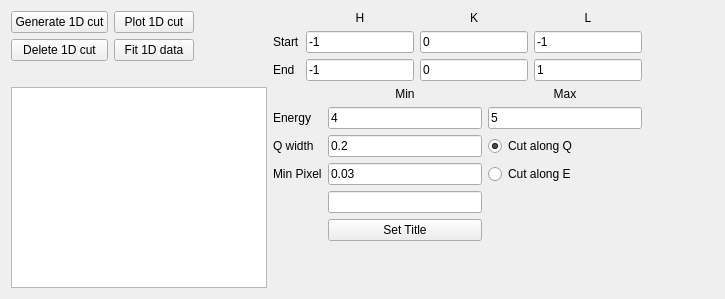
Old version of the form src/main/resources/base/Views/Cut1D_new.ui in the repository MJOLNIRPackage/MJOLNIR-GUI.
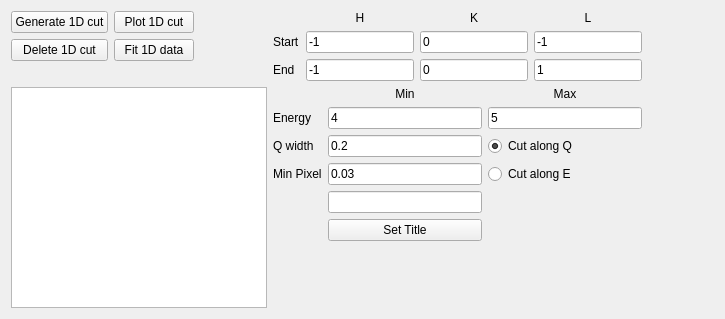
New version of the form.

Patch:
```diff
--- a/src/main/resources/base/Views/Cut1D_new.ui
+++ b/src/main/resources/base/Views/Cut1D_new.ui
@@ -7,7 +7,7 @@
     <x>0</x>
     <y>0</y>
     <width>725</width>
-    <height>299</height>
+    <height>319</height>
    </rect>
   </property>
   <property name="windowTitle">
@@ -138,10 +138,10 @@
        </item>
       </layout>
      </item>
-     <item row="1" column="0">
+     <item row="2" column="0">
       <widget class="QListView" name="Cut1D_listView"/>
      </item>
-     <item row="1" column="1">
+     <item row="2" column="1">
       <layout class="QGridLayout" name="gridLayout_4">
        <item row="1" column="0">
         <widget class="QLabel" name="label_9">
```
Left out of the diff: 66 changed lines with no effect on the pictures.
